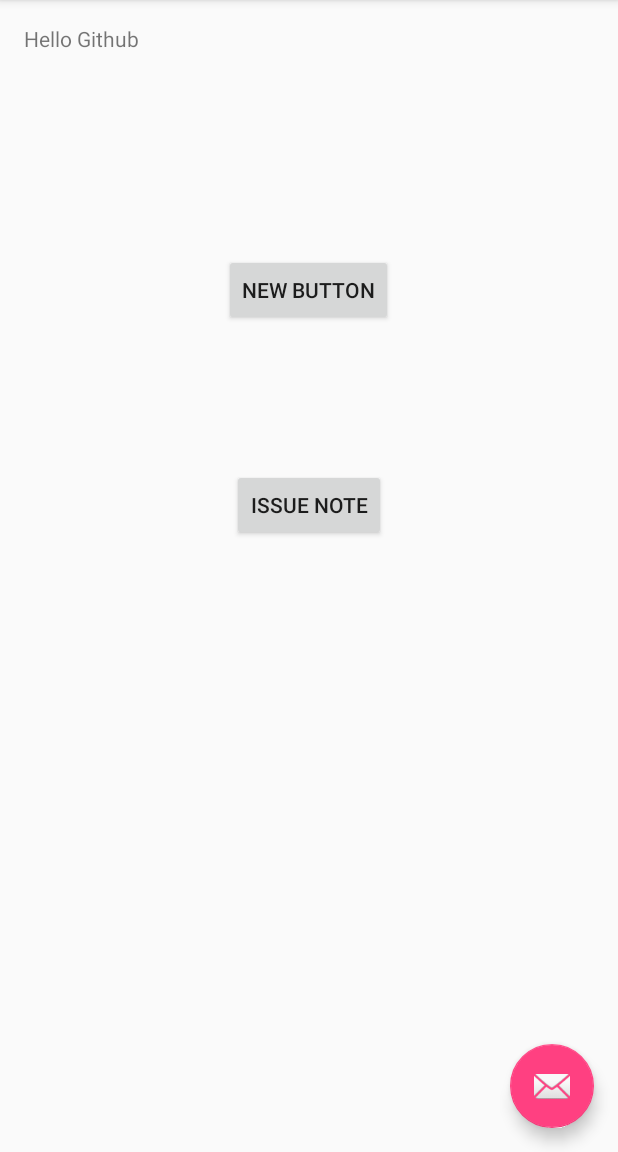
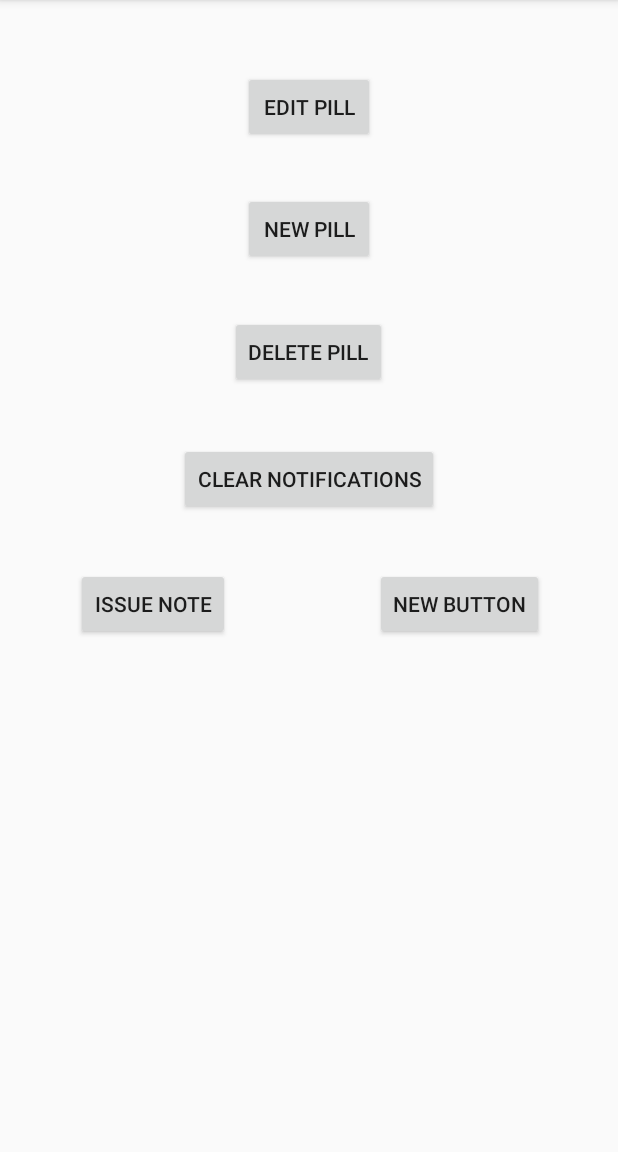
Before and after one commit to ENGR-103-Group-061-02/Pill_Reminder, an Android app: the screen it shows after launch (MainActivity), on a phone screen of 412 x 824 dp, the part 84-1236 px from its top. Run offline under Robolectric (Android 15) with nearby library versions, the light colour scheme and no system bars.

Commit message:
Notifications now work with the database and deleting them works aswell

```diff
--- a/app/src/main/AndroidManifest.xml
+++ b/app/src/main/AndroidManifest.xml
@@ -21,6 +21,8 @@
                 <category android:name="android.intent.category.LAUNCHER" />
             </intent-filter>
         </activity>
+        <activity android:name=".AddPill"/>
+        <activity android:name=".Delete_Pill"/>
         <activity
             android:name=".Main2Activity"
             android:label="@string/title_activity_main2"
--- a/app/src/main/res/layout/activity_main.xml
+++ b/app/src/main/res/layout/activity_main.xml
@@ -23,12 +23,4 @@
 
     <include layout="@layout/content_main" />
 
-    <android.support.design.widget.FloatingActionButton
-        android:id="@+id/fab"
-        android:layout_width="wrap_content"
-        android:layout_height="wrap_content"
-        android:layout_gravity="bottom|end"
-        android:layout_margin="@dimen/fab_margin"
-        android:src="@android:drawable/ic_dialog_email" />
-
 </android.support.design.widget.CoordinatorLayout>
--- a/app/src/main/res/layout/content_main.xml
+++ b/app/src/main/res/layout/content_main.xml
@@ -12,12 +12,6 @@
     tools:context="com.drexel.engr103grp061_02.pillreminder.MainActivity"
     tools:showIn="@layout/activity_main">
 
-    <TextView
-        android:layout_width="wrap_content"
-        android:layout_height="wrap_content"
-        android:text="Hello Github"
-        android:id="@+id/textView2" />
-
     <Button
         android:layout_width="wrap_content"
         android:layout_height="wrap_content"
@@ -28,20 +22,68 @@
         android:enabled="true"
         android:nestedScrollingEnabled="false"
         android:onClick="startAct"
-        android:layout_below="@+id/textView2"
-        android:layout_centerHorizontal="true"
-        android:layout_marginTop="134dp" />
+        android:layout_alignTop="@+id/button2"
+        android:layout_toRightOf="@+id/newPill"
+        android:layout_toEndOf="@+id/newPill" />
 
     <Button
         android:layout_width="wrap_content"
         android:layout_height="wrap_content"
         android:text="Issue Note"
         android:id="@+id/button2"
-        android:layout_marginTop="95dp"
-        android:layout_below="@+id/button"
+        android:clickable="true"
+        android:enabled="true"
+        android:onClick="testNotify"
+        android:layout_below="@+id/deletePill"
+        android:layout_toLeftOf="@+id/deletePill"
+        android:layout_toStartOf="@+id/deletePill"
+        android:layout_marginTop="120dp" />
+
+    <Button
+        android:layout_width="wrap_content"
+        android:layout_height="wrap_content"
+        android:text="Edit Pill"
+        android:id="@+id/editPill"
+        android:layout_alignParentTop="true"
+        android:layout_centerHorizontal="true"
+        android:layout_marginTop="31dp"
+        android:enabled="true"
+        android:clickable="true" />
+
+    <Button
+        android:layout_width="wrap_content"
+        android:layout_height="wrap_content"
+        android:text="New Pill"
+        android:id="@+id/newPill"
+        android:layout_below="@+id/editPill"
+        android:layout_centerHorizontal="true"
+        android:layout_marginTop="33dp"
+        android:enabled="true"
+        android:clickable="true"
+        android:onClick="startAddAct" />
+
+    <Button
+        android:layout_width="wrap_content"
+        android:layout_height="wrap_content"
+        android:text="Delete Pill"
+        android:id="@+id/deletePill"
+        android:layout_marginTop="34dp"
+        android:layout_below="@+id/newPill"
         android:layout_centerHorizontal="true"
         android:clickable="true"
         android:enabled="true"
-        android:onClick="testNotify" />
+        android:onClick="startDeleteAct" />
+
+    <Button
+        android:layout_width="wrap_content"
+        android:layout_height="wrap_content"
+        android:text="Clear Notifications"
+        android:id="@+id/clearNote"
+        android:clickable="true"
+        android:enabled="true"
+        android:layout_above="@+id/button"
+        android:layout_centerHorizontal="true"
+        android:layout_marginBottom="35dp"
+        android:onClick="clearNotifications" />
 
 </RelativeLayout>
```
Also changed, not shown: app/src/main/java/com/drexel/engr103grp061_02/pillreminder/AddPill.java (+81 -120 lines), app/src/main/java/com/drexel/engr103grp061_02/pillreminder/AlarmReceiver.java (+10 -8 lines), app/src/main/java/com/drexel/engr103grp061_02/pillreminder/Delete_Pill.java (+20 -14 lines), app/src/main/java/com/drexel/engr103grp061_02/pillreminder/MainActivity.java (+32 -11 lines), app/src/main/java/com/drexel/engr103grp061_02/pillreminder/database/FeedReaderContract.java (+42 -16 lines), app/src/main/java/com/drexel/engr103grp061_02/pillreminder/database/Pill.java (+16 -4 lines), app/src/main/res/layout/add_pill.xml (+17 -19 lines), app/src/main/res/layout/delete_pill_layout.xml (+31 -8 lines).
